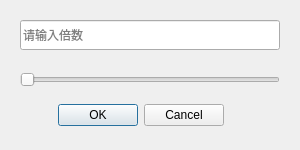
Qt form code/Ui_SpeedControlWindow.ui (UncleBang0214/SeerLauncher) before a commit.
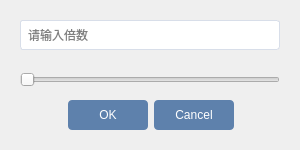
The same form after that commit.

Commit message: 变速UI

Patch:
```diff
--- a/code/Ui_SpeedControlWindow.ui
+++ b/code/Ui_SpeedControlWindow.ui
@@ -22,6 +22,15 @@
                     <height>30</height>
                 </rect>
             </property>
+            <property name="styleSheet">
+                <string notr="true">/* 输入框样式 */
+                    QLineEdit {
+                    border: 1px solid #D8DEE9;
+                    padding: 5px;
+                    border-radius: 3px;
+                    }
+                </string>
+            </property>
             <property name="placeholderText">
                 <string>请输入倍数</string>
             </property>
@@ -31,10 +40,30 @@
                 <rect>
                     <x>50</x>
                     <y>90</y>
-                    <width>181</width>
+                    <width>201</width>
                     <height>51</height>
                 </rect>
             </property>
+            <property name="styleSheet">
+                <string notr="true">/* 按钮通用样式 */
+                    QPushButton {
+                    background-color: #5E81AC;
+                    color: white;
+                    border: none;
+                    padding: 8px 15px;
+                    border-radius: 4px;
+                    min-width: 50px;
+                    }
+
+                    QPushButton:hover {
+                    background-color: #81A1C1;
+                    }
+
+                    QPushButton:pressed {
+                    background-color: #4C6A8C;
+                    }
+                </string>
+            </property>
             <property name="orientation">
                 <enum>Qt::Horizontal</enum>
             </property>
```
Left out of the diff: 15 changed lines with no effect on the pictures. The commit also changes 1 other file.
